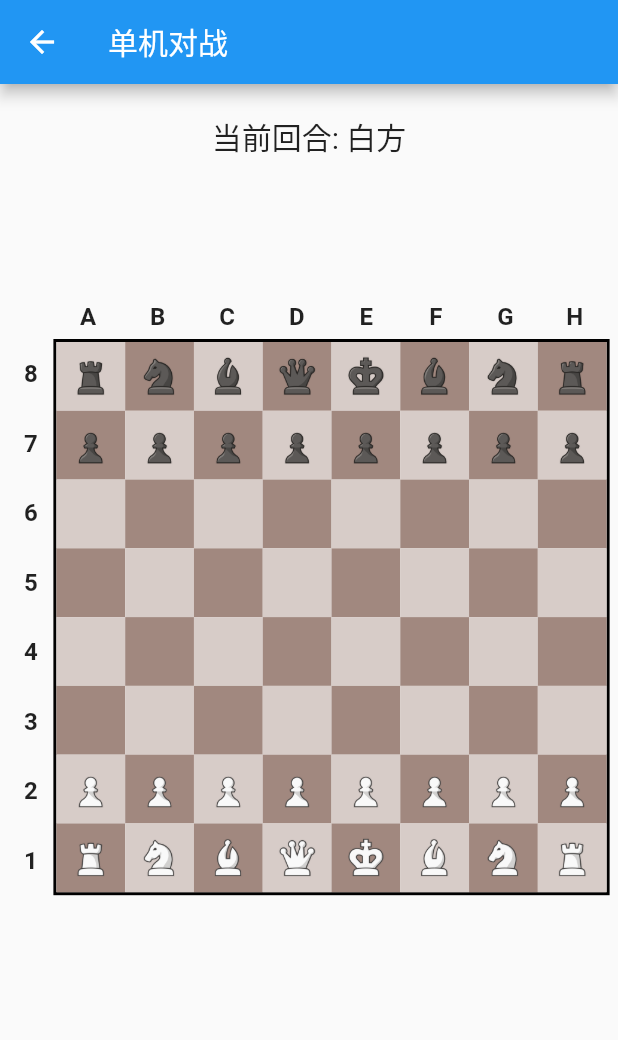
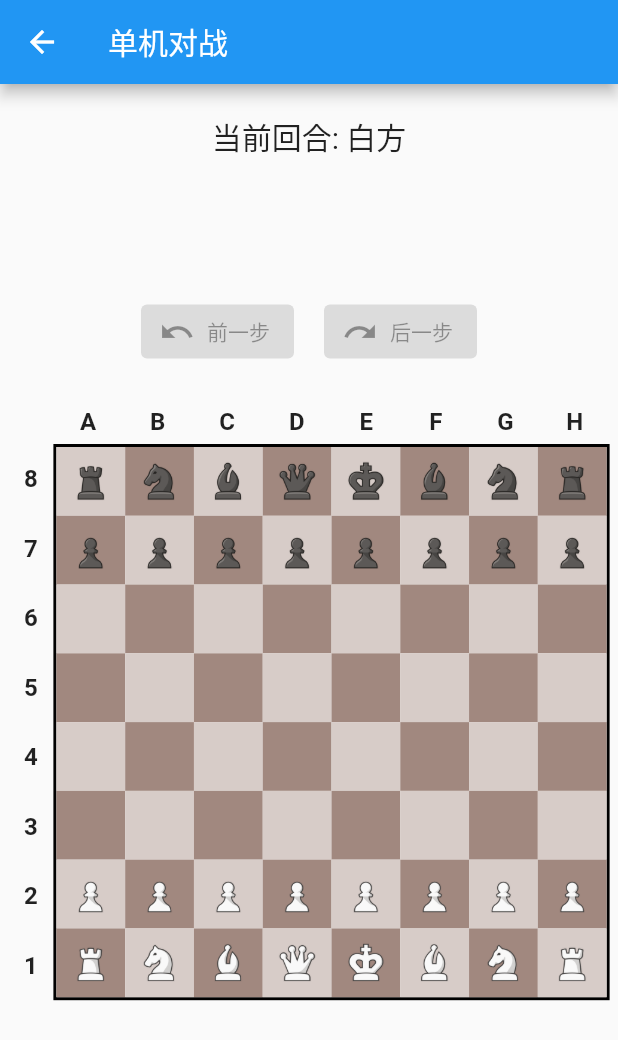
Before and after one commit to iptton/chess-flutter, a Flutter app: the screen it shows after launch, after a tap on "单机对战", on a phone screen of 412 x 824 dp. Shown: the top 1040 px of the screen. Run offline on Flutter 3.47's test engine with Material 2 defaults, Android fonts, the phone set to English and light mode, and no system bars; our stand-ins replace equatable, flutter_bloc.

Commit message:
添加前一步后一步

```diff
--- a/lib/widgets/chess_board.dart
+++ b/lib/widgets/chess_board.dart
@@ -49,10 +49,11 @@ class _ChessBoardView extends StatelessWidget {
               const topBarHeight = 20.0; // SizedBox height
               const turnIndicatorHeight = 30.0; // 回合指示器高度
               const specialMoveHeight = 50.0; // 特殊移动提示高度
+              const controlButtonsHeight = 50.0; // 控制按钮高度
               const spacing = 20.0; // 间距
 
               // 计算棋盘可用的最大尺寸
-              final maxBoardSize = availableHeight - (topBarHeight + turnIndicatorHeight + specialMoveHeight + spacing * 3);
+              final maxBoardSize = availableHeight - (topBarHeight + turnIndicatorHeight + specialMoveHeight + controlButtonsHeight + spacing * 4);
               final boardSize = min(
                 min(maxBoardSize, availableWidth * 0.9),
                 availableHeight * 0.7,
@@ -72,6 +73,38 @@ class _ChessBoardView extends StatelessWidget {
                         height: specialMoveHeight,
                         alignment: Alignment.center,
                         child: _buildSpecialMoveIndicator(state),
+                      ),
+                      const SizedBox(height: spacing),
+                      Container(
+                        height: controlButtonsHeight,
+                        child: Row(
+                          mainAxisAlignment: MainAxisAlignment.center,
+                          children: [
+                            ElevatedButton.icon(
+                              onPressed: state.undoStates.isEmpty ? null : () {
+                                context.read<ChessBloc>().add(const UndoMove());
+                              },
+                              icon: const Icon(Icons.undo),
+                              label: const Text('前一步'),
+                              style: ElevatedButton.styleFrom(
+                                backgroundColor: Colors.blue[100],
+                                foregroundColor: Colors.black,
+                              ),
+                            ),
+                            const SizedBox(width: 20),
+                            ElevatedButton.icon(
+                              onPressed: state.redoStates.isEmpty ? null : () {
+                                context.read<ChessBloc>().add(const RedoMove());
+                              },
+                              icon: const Icon(Icons.redo),
+                              label: const Text('后一步'),
+                              style: ElevatedButton.styleFrom(
+                                backgroundColor: Colors.blue[100],
+                                foregroundColor: Colors.black,
+                              ),
+                            ),
+                          ],
+                        ),
                       ),
                       const SizedBox(height: spacing),
                       SizedBox(
```
